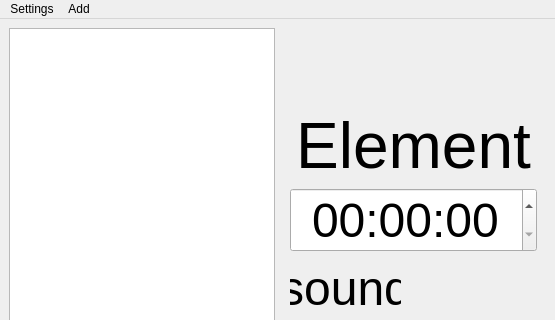
This is mainwindow.ui in Dunkeshon/timers_and_alarms as Qt 5 draws it before an edit; both pictures show x 0 to 555 and y 0 to 320 of the 555 by 476 pixel window. The edited form follows.
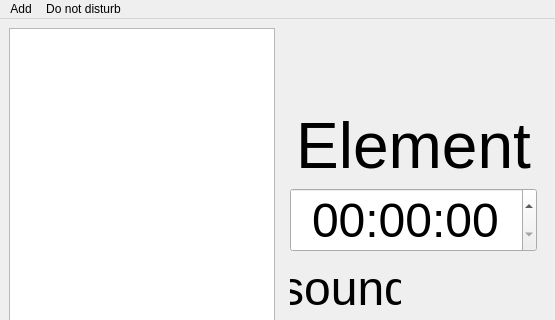
This is the edited form. Icons and pictures are not drawn.

```diff
--- a/mainwindow.ui
+++ b/mainwindow.ui
@@ -251,12 +251,6 @@
      <height>22</height>
     </rect>
    </property>
-   <widget class="QMenu" name="menuSettings">
-    <property name="title">
-     <string>Settings</string>
-    </property>
-    <addaction name="actiondo_not_disturb_time"/>
-   </widget>
    <widget class="QMenu" name="menuAdd">
     <property name="title">
      <string>Add</string>
@@ -264,8 +258,15 @@
     <addaction name="actionTimer"/>
     <addaction name="actionAlarm_Clock"/>
    </widget>
-   <addaction name="menuSettings"/>
+   <widget class="QMenu" name="menuDo_not_disturb">
+    <property name="title">
+     <string>Do not disturb</string>
+    </property>
+    <addaction name="actionshow_don_t_disturb_time"/>
+    <addaction name="actionset_change_don_t_disturb_time"/>
+   </widget>
    <addaction name="menuAdd"/>
+   <addaction name="menuDo_not_disturb"/>
   </widget>
   <widget class="QStatusBar" name="statusbar"/>
   <action name="actiondo_not_disturb_time">
```
Left out of the diff: 10 changed lines with no effect on the pictures.
